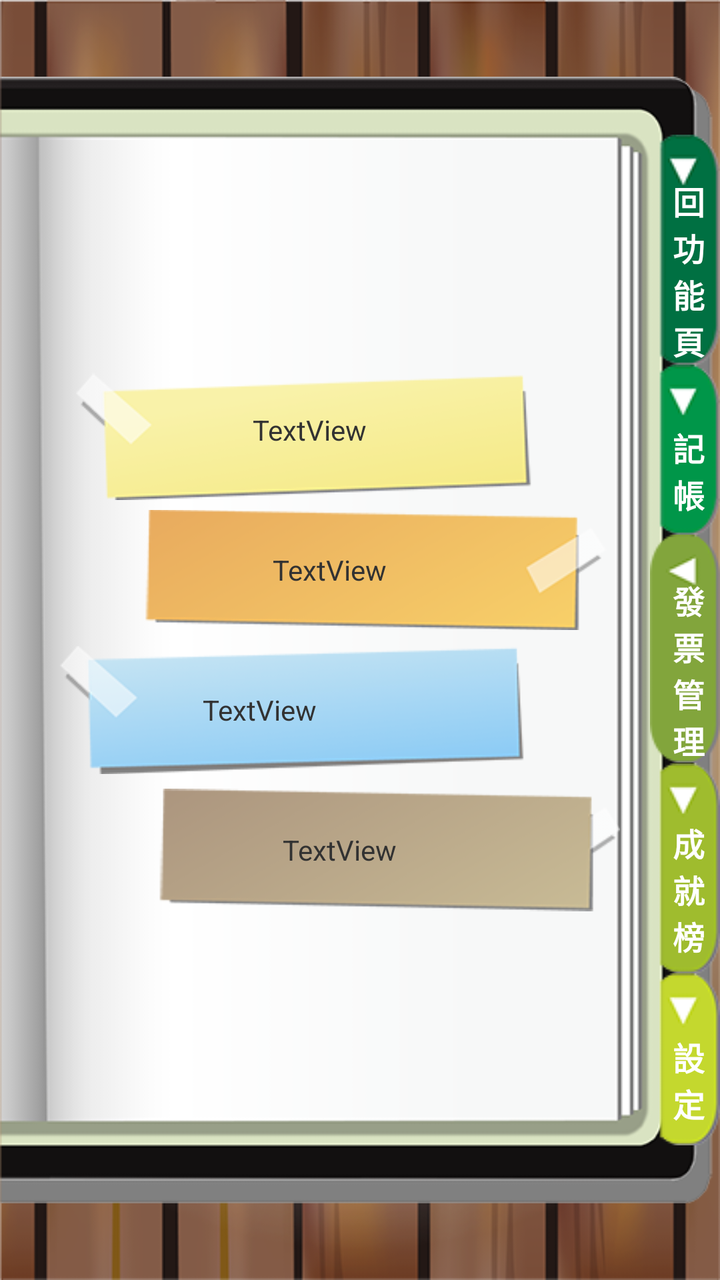
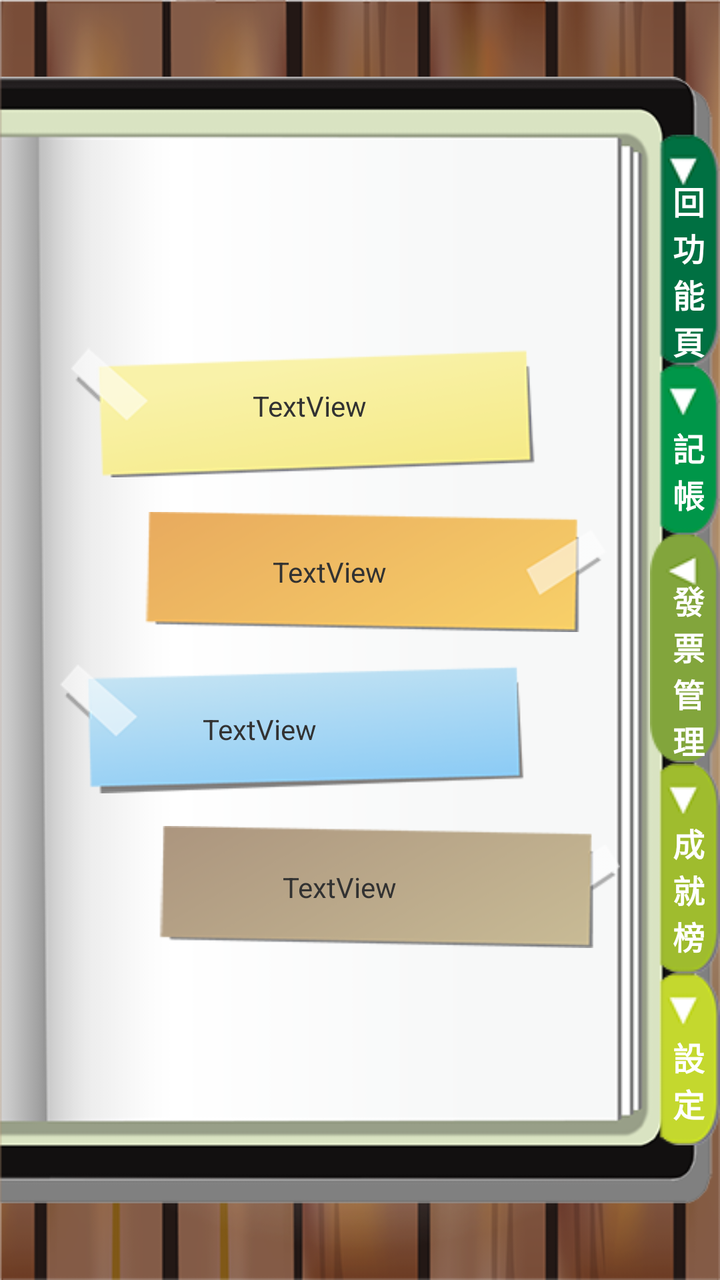

Screens rendered from an Android XML layout before and after an edit, with the pre-edit source and the edit as a unified diff.
<!-- AndroidManifest.xml: application theme AppTheme -->
<!-- res/layout/activity_manager.xml -->
<RelativeLayout xmlns:android="http://schemas.android.com/apk/res/android"
    xmlns:tools="http://schemas.android.com/tools"
    android:layout_width="match_parent"
    android:layout_height="match_parent"
    android:background="@drawable/bg_wood"
    tools:context=".MainActivity" >

    <ImageView
        android:id="@+id/imageView1"
        android:layout_width="match_parent"
        android:layout_height="match_parent"
        android:layout_alignParentLeft="true"
        android:src="@drawable/bg_book" />

    <LinearLayout
        android:layout_width="match_parent"
        android:layout_height="wrap_content"
        android:layout_centerInParent="true"
        android:gravity="right"
        android:orientation="vertical" >

        <RelativeLayout
            android:layout_width="wrap_content"
            android:layout_height="wrap_content" >

            <ImageButton
                android:id="@+id/imageButton1"
                android:layout_width="wrap_content"
                android:layout_height="wrap_content"
                android:background="@color/transparent"
                android:src="@drawable/btn_backfunc" />

            <TextView
                android:id="@+id/textView1"
                android:layout_width="wrap_content"
                android:layout_height="wrap_content"
                android:layout_centerInParent="true"
                android:text="\n 回\n 功\n 能\n 頁"
                android:textColor="#ffffff"
                android:textSize="16sp"
                android:textStyle="bold"
                android:visibility="visible" />

        </RelativeLayout>

        <RelativeLayout
            android:layout_width="wrap_content"
            android:layout_height="wrap_content" >

            <ImageButton
                android:id="@+id/imageButton2"
                android:layout_width="wrap_content"
                android:layout_height="wrap_content"
                android:background="@color/transparent"
                android:src="@drawable/btn_account" />

            <TextView
                android:id="@+id/textView2"
                android:layout_width="wrap_content"
                android:layout_height="wrap_content"
                android:layout_centerInParent="true"
                android:text="\n 記\n 帳"
                android:textColor="#ffffff"
                android:textSize="16sp"
                android:textStyle="bold"
                android:visibility="visible" />

        </RelativeLayout>

        <RelativeLayout
            android:layout_width="wrap_content"
            android:layout_height="wrap_content" >

            <ImageButton
                android:id="@+id/imageButton3"
                android:layout_width="wrap_content"
                android:layout_height="wrap_content"
                android:background="@color/transparent"
                android:src="@drawable/main_manager" />

            <TextView
                android:id="@+id/textView3"
                android:layout_width="wrap_content"
                android:layout_height="wrap_content"
                android:layout_centerInParent="true"
                android:text="\n 發\n 票\n 管\n 理"
                android:textColor="#ffffff"
                android:textSize="16sp"
                android:textStyle="bold"
                android:visibility="visible" />

        </RelativeLayout>

        <RelativeLayout
            android:layout_width="wrap_content"
            android:layout_height="wrap_content" >

            <ImageButton
                android:id="@+id/imageButton4"
                android:layout_width="wrap_content"
                android:layout_height="wrap_content"
                android:background="@color/transparent"
                android:src="@drawable/btn_social" />

            <TextView
                android:id="@+id/textView4"
                android:layout_width="wrap_content"
                android:layout_height="wrap_content"
                android:layout_centerInParent="true"
                android:text="\n 成\n 就\n 榜"
                android:textColor="#ffffff"
                android:textSize="16sp"
                android:textStyle="bold"
                android:visibility="visible" />

        </RelativeLayout>

        <RelativeLayout
            android:layout_width="wrap_content"
            android:layout_height="wrap_content" >

            <ImageButton
                android:id="@+id/imageButton5"
                android:layout_width="wrap_content"
                android:layout_height="wrap_content"
                android:background="@color/transparent"
                android:src="@drawable/btn_setting" />

            <TextView
                android:id="@+id/textView5"
                android:layout_width="wrap_content"
                android:layout_height="wrap_content"
                android:layout_centerInParent="true"
                android:text="\n 設\n 定"
                android:textColor="#ffffff"
                android:textSize="16sp"
                android:textStyle="bold"
                android:visibility="visible" />

        </RelativeLayout>

    </LinearLayout>

    <LinearLayout
        android:layout_width="wrap_content"
        android:layout_height="wrap_content"
        android:layout_centerVertical="true"
        android:layout_marginLeft="30dp"
        android:layout_marginRight="50dp"
        android:orientation="vertical" >

        <RelativeLayout
            android:layout_width="match_parent"
            android:layout_height="wrap_content" >

            <ImageButton
                android:id="@+id/imageButton6"
                android:layout_width="match_parent"
                android:layout_height="70dp"
                android:background="@color/transparent"
                android:scaleType="fitCenter"
                android:src="@drawable/btn_01" />

            <TextView
                android:id="@+id/textView6"
                android:layout_width="wrap_content"
                android:layout_height="wrap_content"
                android:layout_centerInParent="true"
                android:paddingRight="30dp"
                android:text="TextView" />

        </RelativeLayout>

        <RelativeLayout
            android:layout_width="match_parent"
            android:layout_height="wrap_content" >

            <ImageButton
                android:id="@+id/imageButton7"
                android:layout_width="match_parent"
                android:layout_height="70dp"
                android:background="@color/transparent"
                android:scaleType="fitCenter"
                android:src="@drawable/btn_02" />

            <TextView
                android:id="@+id/textView7"
                android:layout_width="wrap_content"
                android:layout_height="wrap_content"
                android:layout_centerInParent="true"
                android:paddingRight="10dp"
                android:text="TextView" />

        </RelativeLayout>

        <RelativeLayout
            android:layout_width="match_parent"
            android:layout_height="wrap_content" >

            <ImageButton
                android:id="@+id/imageButton8"
                android:layout_width="match_parent"
                android:layout_height="70dp"
                android:background="@color/transparent"
                android:scaleType="fitCenter"
                android:src="@drawable/btn_03" />

            <TextView
                android:id="@+id/textView8"
                android:layout_width="wrap_content"
                android:layout_height="wrap_content"
                android:layout_centerInParent="true"
                android:paddingRight="80dp"
                android:text="TextView" />

        </RelativeLayout>

        <RelativeLayout
            android:layout_width="match_parent"
            android:layout_height="wrap_content" >

            <ImageButton
                android:id="@+id/imageButton9"
                android:layout_width="match_parent"
                android:layout_height="70dp"
                android:background="@color/transparent"
                android:scaleType="fitCenter"
                android:src="@drawable/btn_04" />

            <TextView
                android:id="@+id/textView9"
                android:layout_width="wrap_content"
                android:layout_height="wrap_content"
                android:layout_centerInParent="true"
                android:text="TextView" />

        </RelativeLayout>

    </LinearLayout>

</RelativeLayout>
<!-- resources referenced by this layout -->
<resources>
  <color name="transparent">#00000000</color>
  <!-- drawable bg_book: png bitmap (drawable-mdpi, 14514 bytes) -->
  <!-- drawable bg_wood: png bitmap (drawable-mdpi, 216225 bytes) -->
  <!-- drawable btn_01: png bitmap (drawable-mdpi, 8864 bytes) -->
  <!-- drawable btn_02: png bitmap (drawable-mdpi, 8736 bytes) -->
  <!-- drawable btn_03: png bitmap (drawable-mdpi, 9684 bytes) -->
  <!-- drawable btn_04: png bitmap (drawable-mdpi, 8318 bytes) -->
  <!-- drawable btn_account: png bitmap (drawable-mdpi, 4502 bytes) -->
  <!-- drawable btn_backfunc: png bitmap (drawable-mdpi, 4541 bytes) -->
  <!-- drawable btn_setting: png bitmap (drawable-mdpi, 4528 bytes) -->
  <!-- drawable btn_social: png bitmap (drawable-mdpi, 4547 bytes) -->
  <!-- drawable main_manager: png bitmap (drawable-mdpi, 4123 bytes) -->
  <style name="AppTheme" parent="AppBaseTheme">
          
      </style>
  <style name="AppBaseTheme" parent="android:Theme.Light">
  	    <item name="android:windowNoTitle">true</item>
          
      </style>
</resources>

<!-- the commit's change to res/layout/activity_manager.xml (unified diff, before → after) -->
@@ -156,7 +156,7 @@
             <ImageButton
                 android:id="@+id/imageButton6"
                 android:layout_width="match_parent"
-                android:layout_height="70dp"
+                android:layout_height="wrap_content"
                 android:background="@color/transparent"
                 android:scaleType="fitCenter"
                 android:src="@drawable/btn_01" />
@@ -178,7 +178,7 @@
             <ImageButton
                 android:id="@+id/imageButton7"
                 android:layout_width="match_parent"
-                android:layout_height="70dp"
+                android:layout_height="wrap_content"
                 android:background="@color/transparent"
                 android:scaleType="fitCenter"
                 android:src="@drawable/btn_02" />
@@ -200,7 +200,7 @@
             <ImageButton
                 android:id="@+id/imageButton8"
                 android:layout_width="match_parent"
-                android:layout_height="70dp"
+                android:layout_height="wrap_content"
                 android:background="@color/transparent"
                 android:scaleType="fitCenter"
                 android:src="@drawable/btn_03" />
@@ -222,7 +222,7 @@
             <ImageButton
                 android:id="@+id/imageButton9"
                 android:layout_width="match_parent"
-                android:layout_height="70dp"
+                android:layout_height="wrap_content"
                 android:background="@color/transparent"
                 android:scaleType="fitCenter"
                 android:src="@drawable/btn_04" />
